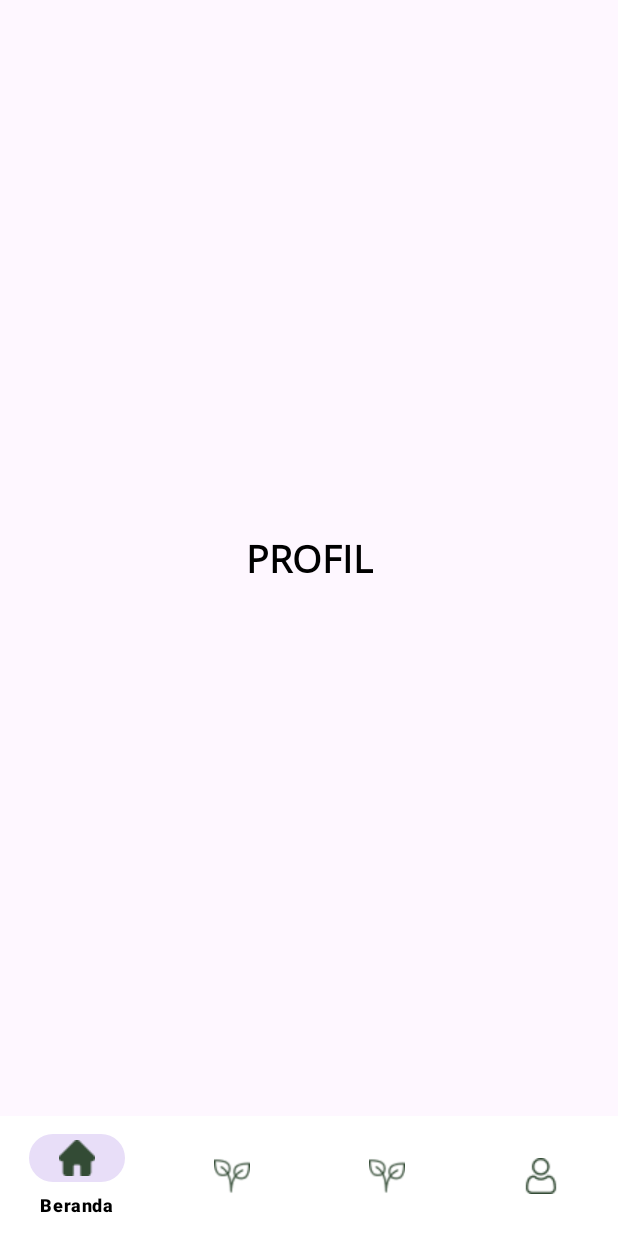
After one commit to PutraGandaD/UrbanFarm-Mobile-Massive-Challenge, an Android app: the fragment ProfilPageFragment placed in its activity, on a phone screen of 412 x 824 dp. The commit adds this screen. Run offline under Robolectric (Android 15) with nearby library versions, the phone set to English and light mode, and no system bars.

Commit message:
Added Tanamanku, Jual Beli Panen, Profil Page along with Navigation Bar
Added FragmentContainerActivity which handle replaceFragment() for switching between 4 main pages :
Beranda, TanamanKu, Jual Beli Panen, Profil

Each of those 4 pages above has their own layout xml that's free to customize, it's located on res/layout.
FragmentContainerActivity still connected with all previous Navgraph, so functions such as onBoardingFinished and LoginFinished still
working perfectly.

```diff
--- /dev/null
+++ b/app/src/main/java/com/putragandad/urbanfarm/activity/FragmentContainerActivity.kt
@@ -0,0 +1,48 @@
+package com.putragandad.urbanfarm.activity
+
+import androidx.appcompat.app.AppCompatActivity
+import android.os.Bundle
+import androidx.fragment.app.Fragment
+import com.putragandad.urbanfarm.R
+import com.putragandad.urbanfarm.databinding.ActivityFragmentContainerBinding
+import com.putragandad.urbanfarm.fragments.berandapage.BerandaPageFragment
+import com.putragandad.urbanfarm.fragments.jualpanenpage.JualPanenPageFragment
+import com.putragandad.urbanfarm.fragments.profilpage.ProfilPageFragment
+import com.putragandad.urbanfarm.fragments.tanamankupage.TanamankuPageFragment
+
+class FragmentContainerActivity : AppCompatActivity() {
+    private lateinit var binding : ActivityFragmentContainerBinding
+
+    override fun onCreate(savedInstanceState: Bundle?) {
+        super.onCreate(savedInstanceState)
+
+        binding = ActivityFragmentContainerBinding.inflate(layoutInflater)
+
+        setContentView(binding.root)
+
+        replaceFragment(BerandaPageFragment())
+
+        binding.bottomNavBar.setOnItemSelectedListener {
+            when(it.itemId) {
+                R.id.beranda -> replaceFragment(BerandaPageFragment())
+                R.id.tanamanku -> replaceFragment(TanamankuPageFragment())
+                R.id.jualBeliPanen -> replaceFragment(JualPanenPageFragment())
+                R.id.profil -> replaceFragment(ProfilPageFragment())
+                else -> {
+
+                }
+            }
+
+            true
+        }
+
+
+    }
+
+    private fun replaceFragment(fragment: Fragment) {
+        val fragmentManager = supportFragmentManager
+        val fragmentTransaction = fragmentManager.beginTransaction()
+        fragmentTransaction.replace(R.id.fragment_container, fragment)
+        fragmentTransaction.commit()
+    }
+}
--- /dev/null
+++ b/app/src/main/java/com/putragandad/urbanfarm/fragments/profilpage/ProfilPageFragment.kt
@@ -0,0 +1,60 @@
+package com.putragandad.urbanfarm.fragments.profilpage
+
+import android.os.Bundle
+import androidx.fragment.app.Fragment
+import android.view.LayoutInflater
+import android.view.View
+import android.view.ViewGroup
+import com.putragandad.urbanfarm.R
+
+// TODO: Rename parameter arguments, choose names that match
+// the fragment initialization parameters, e.g. ARG_ITEM_NUMBER
+private const val ARG_PARAM1 = "param1"
+private const val ARG_PARAM2 = "param2"
+
+/**
+ * A simple [Fragment] subclass.
+ * Use the [ProfilPageFragment.newInstance] factory method to
+ * create an instance of this fragment.
+ */
+class ProfilPageFragment : Fragment() {
+    // TODO: Rename and change types of parameters
+    private var param1: String? = null
+    private var param2: String? = null
+
+    override fun onCreate(savedInstanceState: Bundle?) {
+        super.onCreate(savedInstanceState)
+        arguments?.let {
+            param1 = it.getString(ARG_PARAM1)
+            param2 = it.getString(ARG_PARAM2)
+        }
+    }
+
+    override fun onCreateView(
+        inflater: LayoutInflater, container: ViewGroup?,
+        savedInstanceState: Bundle?
+    ): View? {
+        // Inflate the layout for this fragment
+        return inflater.inflate(R.layout.fragment_profil_page, container, false)
+    }
+
+    companion object {
+        /**
+         * Use this factory method to create a new instance of
+         * this fragment using the provided parameters.
+         *
+         * @param param1 Parameter 1.
+         * @param param2 Parameter 2.
+         * @return A new instance of fragment ProfilPageFragment.
+         */
+        // TODO: Rename and change types and number of parameters
+        @JvmStatic
+        fun newInstance(param1: String, param2: String) =
+            ProfilPageFragment().apply {
+                arguments = Bundle().apply {
+                    putString(ARG_PARAM1, param1)
+                    putString(ARG_PARAM2, param2)
+                }
+            }
+    }
+}
--- a/app/src/main/java/com/putragandad/urbanfarm/SplashFragment.kt
+++ b/app/src/main/java/com/putragandad/urbanfarm/fragments/splashscreen/SplashFragment.kt
@@ -1,4 +1,4 @@
-package com.putragandad.urbanfarm
+package com.putragandad.urbanfarm.fragments.splashscreen
 
 import android.content.Context
 import android.os.Bundle
--- /dev/null
+++ b/app/src/main/res/layout/activity_fragment_container.xml
@@ -0,0 +1,34 @@
+<?xml version="1.0" encoding="utf-8"?>
+<androidx.constraintlayout.widget.ConstraintLayout xmlns:android="http://schemas.android.com/apk/res/android"
+    xmlns:app="http://schemas.android.com/apk/res-auto"
+    xmlns:tools="http://schemas.android.com/tools"
+    android:layout_width="match_parent"
+    android:layout_height="match_parent"
+    tools:context=".activity.FragmentContainerActivity">
+
+    <FrameLayout
+        android:id="@+id/fragment_container"
+        android:layout_width="0dp"
+        android:layout_height="0dp"
+        app:layout_constraintBottom_toTopOf="@id/bottom_nav_bar"
+        app:layout_constraintEnd_toEndOf="parent"
+        app:layout_constraintStart_toStartOf="parent"
+        app:layout_constraintTop_toTopOf="parent">
+
+    </FrameLayout>
+
+    <com.google.android.material.bottomnavigation.BottomNavigationView
+        android:id="@+id/bottom_nav_bar"
+        android:layout_width="match_parent"
+        android:layout_height="wrap_content"
+        app:itemTextColor="@color/black"
+        app:itemIconTint="@color/primary_green"
+        app:elevation="30dp"
+        app:layout_constraintBottom_toBottomOf="parent"
+        app:layout_constraintEnd_toEndOf="parent"
+        app:layout_constraintStart_toStartOf="parent"
+        android:background="@color/white"
+        app:menu="@menu/bottom_navigation_bar" />
+
+
+</androidx.constraintlayout.widget.ConstraintLayout>
--- /dev/null
+++ b/app/src/main/res/layout/fragment_profil_page.xml
@@ -0,0 +1,23 @@
+<?xml version="1.0" encoding="utf-8"?>
+<androidx.constraintlayout.widget.ConstraintLayout xmlns:android="http://schemas.android.com/apk/res/android"
+    xmlns:app="http://schemas.android.com/apk/res-auto"
+    xmlns:tools="http://schemas.android.com/tools"
+    android:layout_width="match_parent"
+    android:layout_height="match_parent"
+    tools:context=".fragments.tanamankupage.TanamankuPageFragment">
+
+    <!-- TODO: Update blank fragment layout -->
+    <TextView
+        android:layout_width="wrap_content"
+        android:layout_height="wrap_content"
+        android:text="PROFIL"
+        android:textSize="25sp"
+        android:textStyle="bold"
+        android:textColor="@color/black"
+        android:fontFamily="@font/opensans_regular"
+        app:layout_constraintBottom_toBottomOf="parent"
+        app:layout_constraintEnd_toEndOf="parent"
+        app:layout_constraintStart_toStartOf="parent"
+        app:layout_constraintTop_toTopOf="parent" />
+
+</androidx.constraintlayout.widget.ConstraintLayout>
--- a/app/src/main/res/navigation/onboarding_nav.xml
+++ b/app/src/main/res/navigation/onboarding_nav.xml
@@ -7,7 +7,7 @@
 
     <fragment
         android:id="@+id/splashFragment"
-        android:name="com.putragandad.urbanfarm.SplashFragment"
+        android:name="com.putragandad.urbanfarm.fragments.splashscreen.SplashFragment"
         android:label="fragment_splash"
         tools:layout="@layout/fragment_splash" >
         <action
```
Also changed, not shown: app/src/main/AndroidManifest.xml (+5 -2 lines), app/src/main/java/com/putragandad/urbanfarm/fragments/jualpanenpage/JualPanenPageFragment.kt (added, +60 -0 lines), app/src/main/java/com/putragandad/urbanfarm/fragments/tanamankupage/TanamankuPageFragment.kt (added, +60 -0 lines), app/src/main/res/layout/fragment_jual_panen_page.xml (added, +23 -0 lines), app/src/main/res/layout/fragment_tanamanku_page.xml (added, +23 -0 lines), app/src/main/res/navigation/beranda_nav.xml (+6 -7 lines), app/src/main/res/menu/bottom_navigation_bar.xml (renamed from app/src/main/res/menu/bottom_nav.xml).
